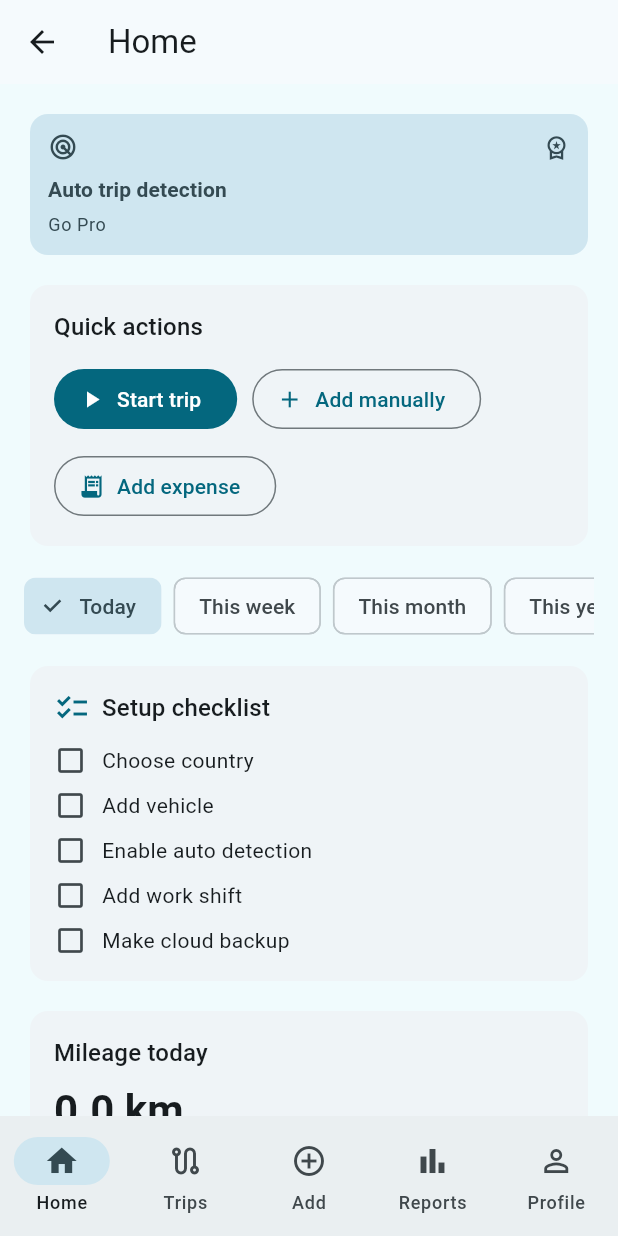
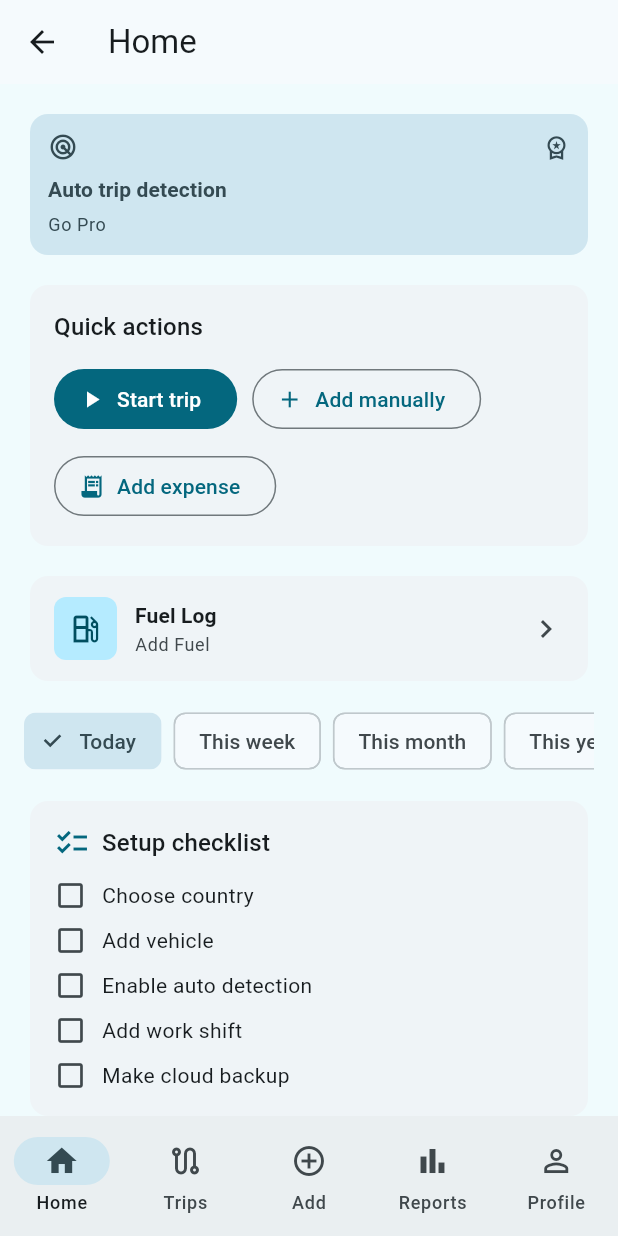
Before and after one commit to MarV-IT/Route-Mint-App, a Flutter app: the MainNavigationScreen screen opened directly with empty values, on a phone screen of 412 x 824 dp. Run offline on Flutter 3.47's test engine with Material 3 defaults, Android fonts, the phone set to English and light mode, and no system bars; our stand-ins replace cloud_firestore, file_picker, firebase_auth, firebase_core, flutter_local_notifications, flutter_map and 8 more; accounts and stored records are empty.

Commit message:
Improve fuel log UX and trip merge selection
- Add a Fuel Log shortcut card on the Today screen; move the entry point
  out of the expense screen
- Make fuel volume optional: entries can record cost only, reports/PDF/CSV
  show N/A instead of 0.0 and averages guard against zero volume
- Pick the best trip merge candidate by smallest time gap and label the
  action merge-with-previous/next-trip with a direction icon
- Group vehicle maintenance fields on the profile screen into titled cards

Co-Authored-By: Claude Opus 4.8 <noreply@anthropic.com>

```diff
--- a/lib/core/pdf/report_pdf_service.dart
+++ b/lib/core/pdf/report_pdf_service.dart
@@ -1140,8 +1140,9 @@ class _FuelSummary {
     );
   }
 
-  String get formattedVolume =>
-      '${displayVolume.toStringAsFixed(1)} $volumeUnit';
+  String get formattedVolume => displayVolume > 0
+      ? '${displayVolume.toStringAsFixed(1)} $volumeUnit'
+      : PdfReportLabels.na;
 
   String get formattedAveragePrice => averagePrice == null
       ? PdfReportLabels.na
--- a/lib/features/fuel/fuel_log_screen.dart
+++ b/lib/features/fuel/fuel_log_screen.dart
@@ -98,7 +98,8 @@ class _FuelLogScreenState extends State<FuelLogScreen> {
     return '${d.month.toString().padLeft(2, '0')}/${d.day.toString().padLeft(2, '0')}/${d.year}';
   }
 
-  String _formatVolume(FuelEntry entry) {
+  String? _formatVolume(FuelEntry entry) {
+    if (entry.volumeLiters <= 0) return null;
     if (_usesMiles) {
       final gallons = entry.volumeLiters / _litersPerGallon;
       return '${gallons.toStringAsFixed(2)} ${widget.strings.gallons}';
@@ -152,7 +153,7 @@ class _FuelLogScreenState extends State<FuelLogScreen> {
                             subtitle: Text(
                               [
                                 _formatDate(entry.date),
-                                _formatVolume(entry),
+                                ?_formatVolume(entry),
                                 ?odometer,
                               ].join(' · '),
                             ),
--- a/lib/features/reports/reports_screen.dart
+++ b/lib/features/reports/reports_screen.dart
@@ -363,6 +363,7 @@ class _ReportsScreenState extends State<ReportsScreen> {
   double get _displayDistance => fromKilometers(_totalDistance, widget.unit);
 
   String _formatFuelVolume(AppStrings s) {
+    if (_displayFuelVolume <= 0) return s.notAvailable;
     final unit = widget.unit == AppUnit.kilometers ? s.liters : s.gallons;
     return '${_displayFuelVolume.toStringAsFixed(1)} $unit';
   }
--- a/lib/features/today/today_screen.dart
+++ b/lib/features/today/today_screen.dart
@@ -381,6 +381,69 @@ class _TrackingSetupWarningCard extends StatelessWidget {
   }
 }
 
+class _FuelLogShortcutCard extends StatelessWidget {
+  const _FuelLogShortcutCard({
+    required this.strings,
+    required this.onOpenFuelLog,
+  });
+
+  final AppStrings strings;
+  final VoidCallback onOpenFuelLog;
+
+  @override
+  Widget build(BuildContext context) {
+    final cs = Theme.of(context).colorScheme;
+    return Card(
+      elevation: 0,
+      child: InkWell(
+        borderRadius: BorderRadius.circular(8),
+        onTap: onOpenFuelLog,
+        child: Padding(
+          padding: const EdgeInsets.symmetric(horizontal: 16, vertical: 14),
+          child: Row(
+            children: [
+              Container(
+                width: 42,
+                height: 42,
+                decoration: BoxDecoration(
+                  color: cs.primaryContainer,
+                  borderRadius: BorderRadius.circular(8),
+                ),
+                child: Icon(
+                  Icons.local_gas_station_outlined,
+                  color: cs.onPrimaryContainer,
+                ),
+              ),
+              const SizedBox(width: 12),
+              Expanded(
+                child: Column(
+                  crossAxisAlignment: CrossAxisAlignment.start,
+                  children: [
+                    Text(
+                      strings.fuelLog,
+                      style: Theme.of(context).textTheme.titleSmall?.copyWith(
+                        fontWeight: FontWeight.w700,
+                      ),
+                    ),
+                    const SizedBox(height: 2),
+                    Text(
+                      strings.addFuel,
+                      style: Theme.of(context).textTheme.bodySmall?.copyWith(
+                        color: cs.onSurfaceVariant,
+                      ),
+                    ),
+                  ],
+                ),
+              ),
+              Icon(Icons.chevron_right, color: cs.onSurfaceVariant),
+            ],
+          ),
+        ),
+      ),
+    );
+  }
+}
+
 class TodayScreen extends StatefulWidget {
   final AppStrings strings;
   final AppUnit unit;
@@ -392,6 +455,7 @@ class TodayScreen extends StatefulWidget {
   final VoidCallback onAddExpense;
   final VoidCallback onReviewTrips;
   final VoidCallback onCheckPermissions;
+  final VoidCallback onOpenFuelLog;
 
   const TodayScreen({
     super.key,
@@ -405,6 +469,7 @@ class TodayScreen extends StatefulWidget {
     required this.onAddExpense,
     required this.onReviewTrips,
     required this.onCheckPermissions,
+    required this.onOpenFuelLog,
   });
 
   @override
@@ -865,6 +930,11 @@ class _TodayScreenState extends State<TodayScreen> {
               },
             ),
             const SizedBox(height: 12),
+            _FuelLogShortcutCard(
+              strings: widget.strings,
+              onOpenFuelLog: widget.onOpenFuelLog,
+            ),
+            const SizedBox(height: 12),
           ],
           SingleChildScrollView(
             scrollDirection: Axis.horizontal,
```
Also changed, not shown: lib/app/navigation.dart (+15 -0 lines), lib/core/export/csv_export_service.dart (+6 -1 lines), lib/core/localization/app_strings.dart (+16 -7 lines), lib/features/expenses/add_expense_screen.dart (+0 -20 lines), lib/features/fuel/add_fuel_entry_screen.dart (+8 -5 lines), lib/features/profile/profile_screen.dart (+89 -71 lines), lib/features/trips/trips_screen.dart (+52 -7 lines).
